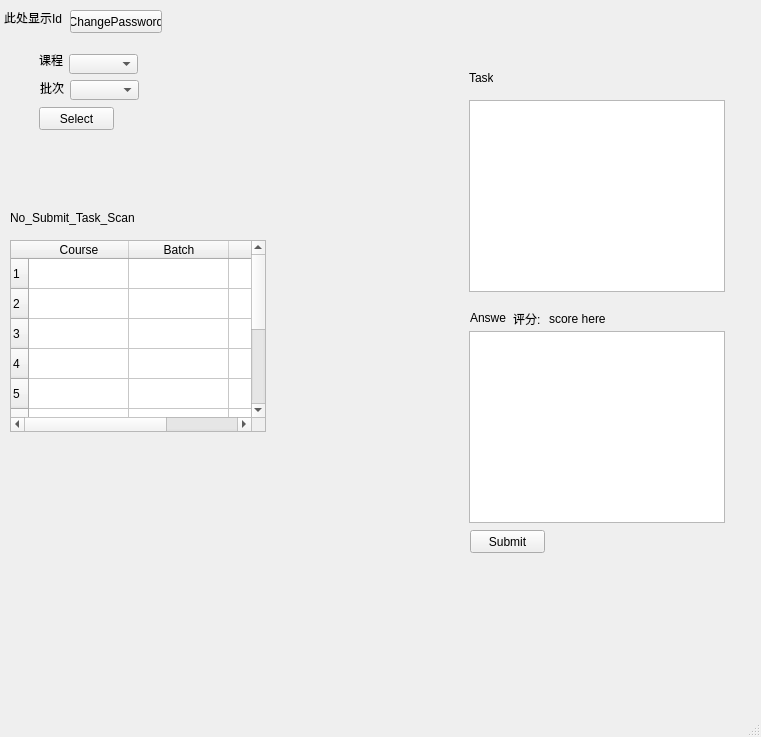
The window that studentui.ui (BeanLiu1994/Su6missi0nSys) describes before a commit, drawn with Qt 5.
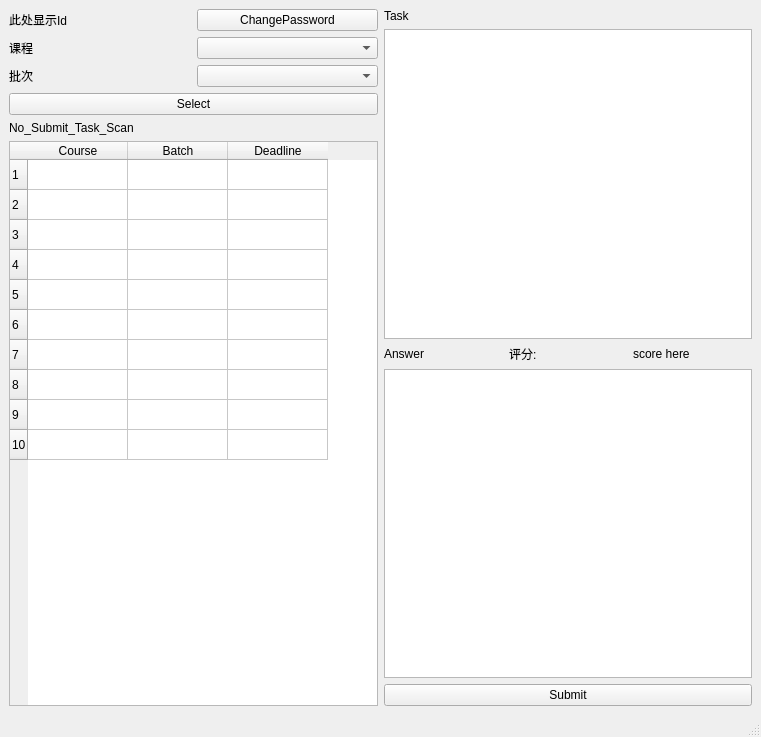
The same window after the commit.

What changed in the file:
```diff
--- a/studentui.ui
+++ b/studentui.ui
@@ -14,201 +14,77 @@
    <string>MainWindow</string>
   </property>
   <widget class="QWidget" name="centralwidget">
-   <widget class="QLabel" name="labelScan">
-    <property name="geometry">
-     <rect>
-      <x>10</x>
-      <y>210</y>
-      <width>141</width>
-      <height>16</height>
-     </rect>
-    </property>
-    <property name="text">
-     <string>No_Submit_Task_Scan</string>
-    </property>
-   </widget>
-   <widget class="QPushButton" name="pushButtonSelect">
-    <property name="geometry">
-     <rect>
-      <x>39</x>
-      <y>107</y>
-      <width>75</width>
-      <height>23</height>
-     </rect>
-    </property>
-    <property name="text">
-     <string>Select</string>
-    </property>
-   </widget>
-   <widget class="QComboBox" name="comboBoxSub">
-    <property name="geometry">
-     <rect>
-      <x>69</x>
-      <y>54</y>
-      <width>69</width>
-      <height>20</height>
-     </rect>
-    </property>
-   </widget>
-   <widget class="QLabel" name="labelSubject">
-    <property name="geometry">
-     <rect>
-      <x>39</x>
-      <y>50</y>
-      <width>31</width>
-      <height>20</height>
-     </rect>
-    </property>
-    <property name="text">
-     <string>课程</string>
-    </property>
-   </widget>
-   <widget class="QLabel" name="labelTask">
-    <property name="geometry">
-     <rect>
-      <x>469</x>
-      <y>70</y>
-      <width>24</width>
-      <height>16</height>
-     </rect>
-    </property>
-    <property name="text">
-     <string>Task</string>
-    </property>
-   </widget>
-   <widget class="QTextEdit" name="textEditTask">
-    <property name="geometry">
-     <rect>
-      <x>469</x>
-      <y>100</y>
-      <width>256</width>
-      <height>192</height>
-     </rect>
-    </property>
-    <property name="readOnly">
-     <bool>true</bool>
-    </property>
-   </widget>
-   <widget class="QTextEdit" name="textEditAnswer">
-    <property name="geometry">
-     <rect>
-      <x>469</x>
-      <y>331</y>
-      <width>256</width>
-      <height>192</height>
-     </rect>
-    </property>
-   </widget>
-   <widget class="QLabel" name="labelAnswer">
-    <property name="geometry">
-     <rect>
-      <x>470</x>
-      <y>310</y>
-      <width>36</width>
-      <height>16</height>
-     </rect>
-    </property>
-    <property name="text">
-     <string>Answer</string>
-    </property>
-   </widget>
-   <widget class="QLabel" name="score">
-    <property name="geometry">
-     <rect>
-      <x>549</x>
-      <y>311</y>
-      <width>60</width>
-      <height>16</height>
-     </rect>
-    </property>
-    <property name="text">
-     <string>score here</string>
-    </property>
-   </widget>
-   <widget class="QLabel" name="label">
-    <property name="geometry">
-     <rect>
-      <x>513</x>
-      <y>311</y>
-      <width>30</width>
-      <height>16</height>
-     </rect>
-    </property>
-    <property name="text">
-     <string>评分:</string>
-    </property>
-   </widget>
-   <widget class="QPushButton" name="pushButtonSubmit">
-    <property name="geometry">
-     <rect>
-      <x>470</x>
-      <y>530</y>
-      <width>75</width>
-      <height>23</height>
-     </rect>
-    </property>
-    <property name="text">
-     <string>Submit</string>
-    </property>
-   </widget>
-   <widget class="QComboBox" name="comboBoxBat">
-    <property name="geometry">
-     <rect>
-      <x>70</x>
-      <y>80</y>
-      <width>69</width>
-      <height>20</height>
-     </rect>
-    </property>
-   </widget>
-   <widget class="QLabel" name="labelBatch">
-    <property name="geometry">
-     <rect>
-      <x>40</x>
-      <y>80</y>
-      <width>24</width>
-      <height>16</height>
-     </rect>
-    </property>
-    <property name="text">
-     <string>批次</string>
-    </property>
-   </widget>
+   <layout class="QHBoxLayout" name="horizontalLayout_5">
+    <item>
+     <layout class="QVBoxLayout" name="verticalLayout_4">
+      <item>
+       <layout class="QVBoxLayout" name="verticalLayout">
+        <item>
+         <layout class="QHBoxLayout" name="horizontalLayout">
+          <item>
    <widget class="QLabel" name="IdShow">
-    <property name="geometry">
-     <rect>
-      <x>4</x>
-      <y>10</y>
-      <width>60</width>
-      <height>16</height>
-     </rect>
-    </property>
     <property name="text">
      <string>此处显示Id</string>
     </property>
    </widget>
+          </item>
+          <item>
    <widget class="QPushButton" name="pushButtonCpw">
-    <property name="geometry">
-     <rect>
-      <x>70</x>
-      <y>10</y>
-      <width>92</width>
-      <height>23</height>
-     </rect>
-    </property>
     <property name="text">
      <string>ChangePassword</string>
     </property>
    </widget>
+          </item>
+         </layout>
+        </item>
+        <item>
+         <layout class="QHBoxLayout" name="horizontalLayout_2">
+          <item>
+           <widget class="QLabel" name="labelSubject">
+            <property name="text">
+             <string>课程</string>
+            </property>
+           </widget>
+          </item>
+          <item>
+           <widget class="QComboBox" name="comboBoxSub"/>
+          </item>
+         </layout>
+        </item>
+        <item>
+         <layout class="QHBoxLayout" name="horizontalLayout_3">
+          <item>
+           <widget class="QLabel" name="labelBatch">
+            <property name="text">
+             <string>批次</string>
+            </property>
+           </widget>
+          </item>
+          <item>
+           <widget class="QComboBox" name="comboBoxBat"/>
+          </item>
+         </layout>
+        </item>
+        <item>
+         <widget class="QPushButton" name="pushButtonSelect">
+          <property name="text">
+           <string>Select</string>
+          </property>
+         </widget>
+        </item>
+       </layout>
+      </item>
+      <item>
+       <layout class="QVBoxLayout" name="verticalLayout_2">
+        <item>
+         <widget class="QLabel" name="labelScan">
+          <property name="text">
+           <string>No_Submit_Task_Scan</string>
+          </property>
+         </widget>
+        </item>
+        <item>
    <widget class="QTableWidget" name="tableWidget">
-    <property name="geometry">
-     <rect>
-      <x>10</x>
-      <y>240</y>
-      <width>256</width>
-      <height>192</height>
-     </rect>
-    </property>
     <property name="rowCount">
      <number>10</number>
     </property>
@@ -251,6 +127,65 @@
      </property>
     </item>
    </widget>
+        </item>
+       </layout>
+      </item>
+     </layout>
+    </item>
+    <item>
+     <layout class="QVBoxLayout" name="verticalLayout_3">
+      <item>
+       <widget class="QLabel" name="labelTask">
+        <property name="text">
+         <string>Task</string>
+        </property>
+       </widget>
+      </item>
+      <item>
+       <widget class="QTextEdit" name="textEditTask">
+        <property name="readOnly">
+         <bool>true</bool>
+        </property>
+       </widget>
+      </item>
+      <item>
+       <layout class="QHBoxLayout" name="horizontalLayout_4">
+        <item>
+         <widget class="QLabel" name="labelAnswer">
+          <property name="text">
+           <string>Answer</string>
+          </property>
+         </widget>
+        </item>
+        <item>
+         <widget class="QLabel" name="label">
+          <property name="text">
+           <string>评分:</string>
+          </property>
+         </widget>
+        </item>
+        <item>
+         <widget class="QLabel" name="score">
+          <property name="text">
+           <string>score here</string>
+          </property>
+         </widget>
+        </item>
+       </layout>
+      </item>
+      <item>
+       <widget class="QTextEdit" name="textEditAnswer"/>
+      </item>
+      <item>
+       <widget class="QPushButton" name="pushButtonSubmit">
+        <property name="text">
+         <string>Submit</string>
+        </property>
+       </widget>
+      </item>
+     </layout>
+    </item>
+   </layout>
   </widget>
   <widget class="QMenuBar" name="menubar">
    <property name="geometry">
```
Left out of the diff: 2 changed lines with no effect on the pictures. Lines whose indentation alone changed are shown as unchanged.
